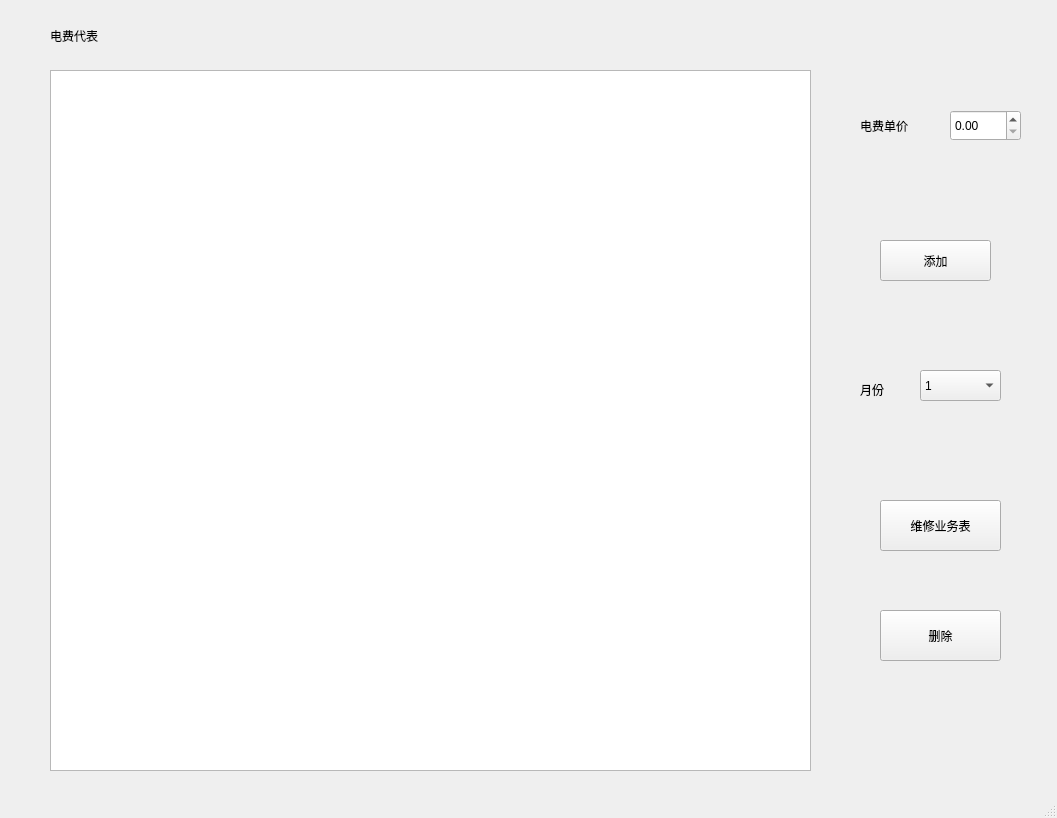
Above: eRepresentative.ui from Arsene-W/SQLCD before the change. Below: the same form after it.
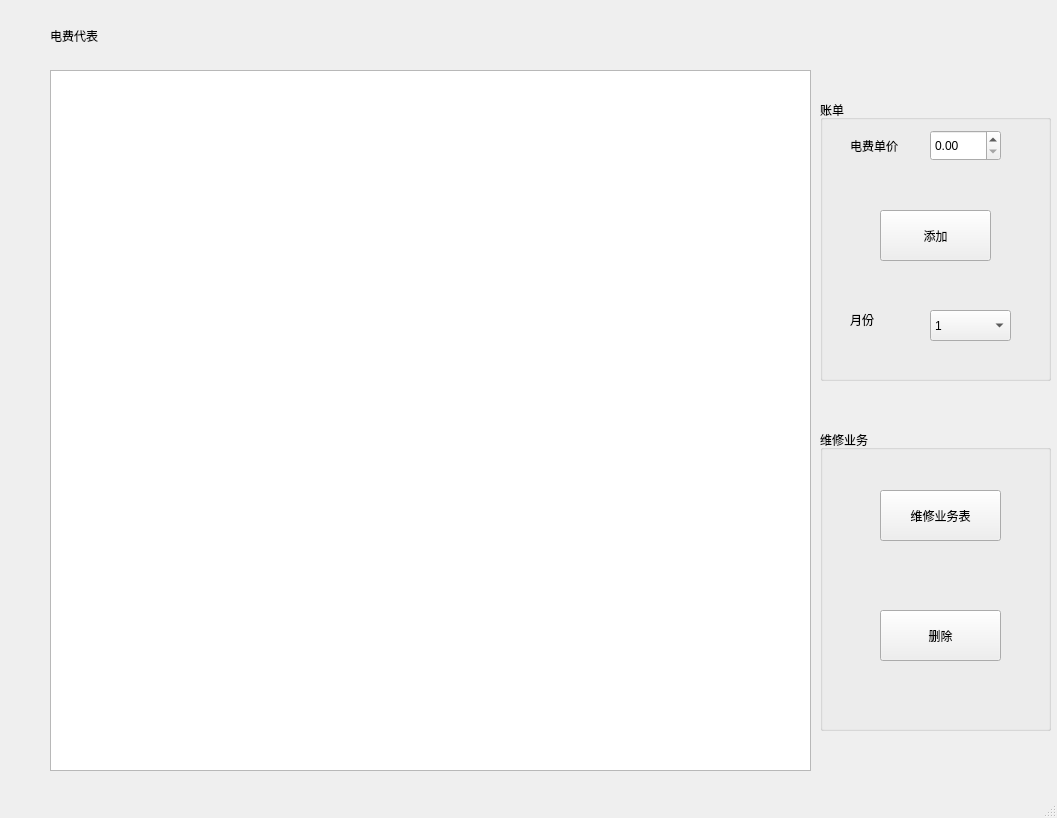
That is the form after the change.

```diff
--- a/eRepresentative.ui
+++ b/eRepresentative.ui
@@ -43,11 +43,65 @@
      </rect>
     </property>
    </widget>
+   <widget class="QGroupBox" name="groupBox">
+    <property name="geometry">
+     <rect>
+      <x>820</x>
+      <y>100</y>
+      <width>231</width>
+      <height>281</height>
+     </rect>
+    </property>
+    <property name="title">
+     <string>账单</string>
+    </property>
+    <widget class="QLabel" name="label_3">
+     <property name="geometry">
+      <rect>
+       <x>30</x>
+       <y>30</y>
+       <width>71</width>
+       <height>31</height>
+      </rect>
+     </property>
+     <property name="styleSheet">
+      <string notr="true">font: 11pt &quot;黑体&quot;;</string>
+     </property>
+     <property name="text">
+      <string>电费单价</string>
+     </property>
+    </widget>
+    <widget class="QDoubleSpinBox" name="doubleSpinBox">
+     <property name="geometry">
+      <rect>
+       <x>110</x>
+       <y>30</y>
+       <width>71</width>
+       <height>31</height>
+      </rect>
+     </property>
+    </widget>
+    <widget class="QPushButton" name="pushButton">
+     <property name="geometry">
+      <rect>
+       <x>60</x>
+       <y>110</y>
+       <width>111</width>
+       <height>51</height>
+      </rect>
+     </property>
+     <property name="styleSheet">
+      <string notr="true">font: 11pt &quot;黑体&quot;;</string>
+     </property>
+     <property name="text">
+      <string>添加</string>
+     </property>
+    </widget>
    <widget class="QComboBox" name="comboBox">
     <property name="geometry">
      <rect>
-      <x>920</x>
-      <y>370</y>
+       <x>110</x>
+       <y>210</y>
       <width>81</width>
       <height>31</height>
      </rect>
@@ -116,8 +170,8 @@
    <widget class="QLabel" name="label_2">
     <property name="geometry">
      <rect>
-      <x>860</x>
-      <y>380</y>
+       <x>30</x>
+       <y>210</y>
       <width>54</width>
       <height>20</height>
      </rect>
@@ -129,11 +183,24 @@
      <string>月份</string>
     </property>
    </widget>
+   </widget>
+   <widget class="QGroupBox" name="groupBox_2">
+    <property name="geometry">
+     <rect>
+      <x>820</x>
+      <y>430</y>
+      <width>231</width>
+      <height>301</height>
+     </rect>
+    </property>
+    <property name="title">
+     <string>维修业务</string>
+    </property>
    <widget class="QPushButton" name="pushButton_2">
     <property name="geometry">
      <rect>
-      <x>880</x>
-      <y>500</y>
+       <x>60</x>
+       <y>60</y>
       <width>121</width>
       <height>51</height>
      </rect>
@@ -145,50 +212,11 @@
      <string>维修业务表</string>
     </property>
    </widget>
-   <widget class="QPushButton" name="pushButton">
-    <property name="geometry">
-     <rect>
-      <x>880</x>
-      <y>240</y>
-      <width>111</width>
-      <height>41</height>
-     </rect>
-    </property>
-    <property name="text">
-     <string>添加</string>
-    </property>
-   </widget>
-   <widget class="QLabel" name="label_3">
-    <property name="geometry">
-     <rect>
-      <x>860</x>
-      <y>110</y>
-      <width>71</width>
-      <height>31</height>
-     </rect>
-    </property>
-    <property name="styleSheet">
-     <string notr="true">font: 11pt &quot;黑体&quot;;</string>
-    </property>
-    <property name="text">
-     <string>电费单价</string>
-    </property>
-   </widget>
-   <widget class="QDoubleSpinBox" name="doubleSpinBox">
-    <property name="geometry">
-     <rect>
-      <x>950</x>
-      <y>110</y>
-      <width>71</width>
-      <height>31</height>
-     </rect>
-    </property>
-   </widget>
    <widget class="QPushButton" name="pushButton_3">
     <property name="geometry">
      <rect>
-      <x>880</x>
-      <y>610</y>
+       <x>60</x>
+       <y>180</y>
       <width>121</width>
       <height>51</height>
      </rect>
@@ -196,6 +224,7 @@
     <property name="text">
      <string>删除</string>
     </property>
+    </widget>
    </widget>
   </widget>
   <widget class="QStatusBar" name="statusbar"/>
```
Lines whose indentation alone changed are shown as unchanged.
